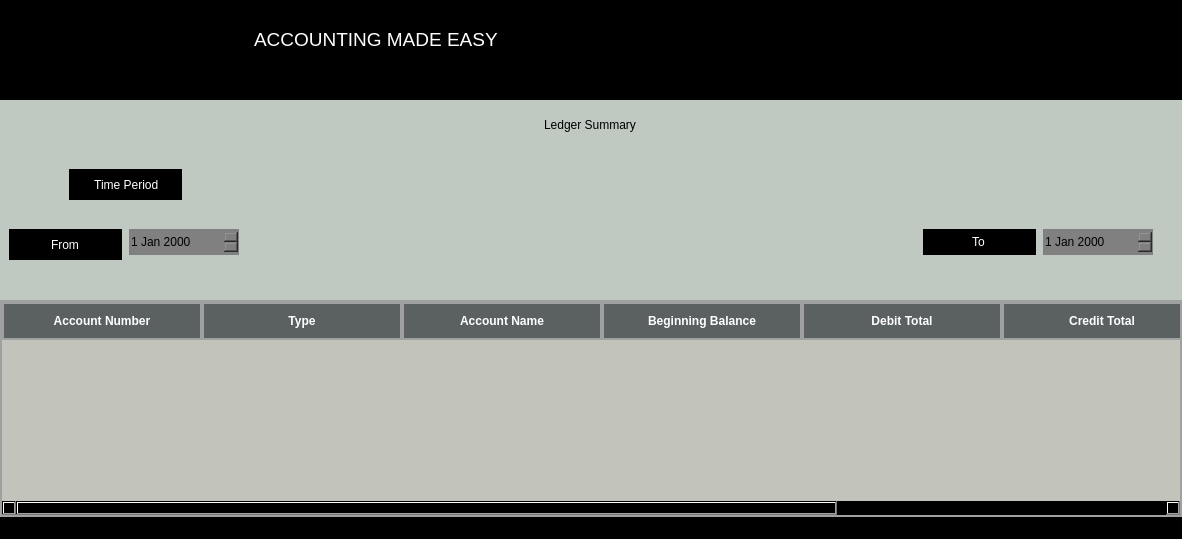
SujalMainali/Ledger-Logic, file ledgersummary.ui: the form before one commit.
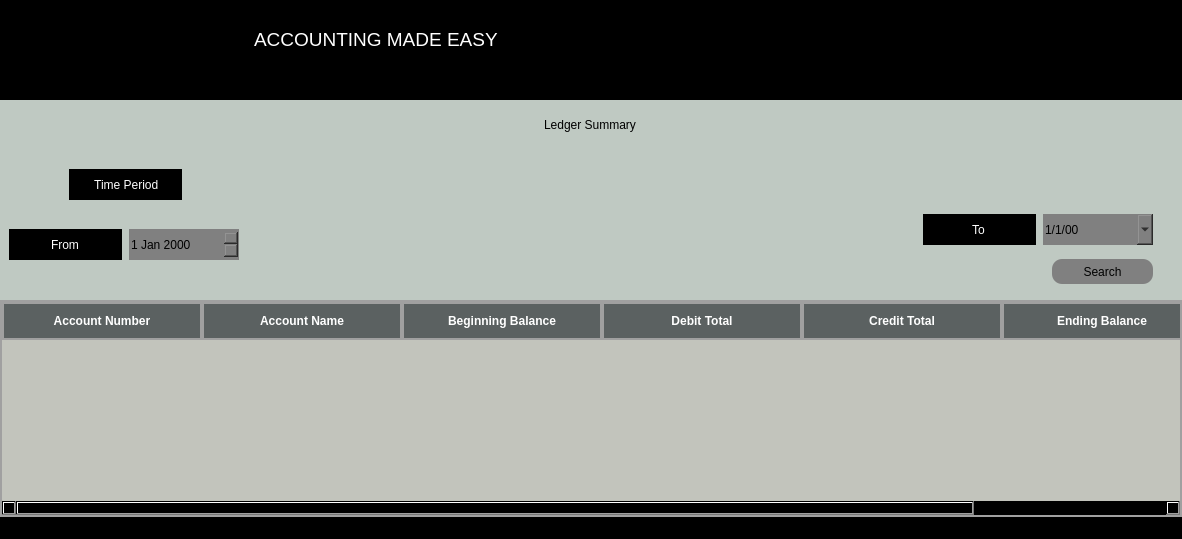
The form after the commit. Icons and pictures are not drawn.

The edit to the form file:
```diff
--- a/ledgersummary.ui
+++ b/ledgersummary.ui
@@ -245,7 +245,7 @@
             <x>120</x>
             <y>70</y>
             <width>110</width>
-            <height>26</height>
+            <height>31</height>
            </rect>
           </property>
           <property name="styleSheet">
@@ -272,9 +272,9 @@
           <property name="geometry">
            <rect>
             <x>0</x>
-            <y>70</y>
+            <y>55</y>
             <width>113</width>
-            <height>26</height>
+            <height>31</height>
            </rect>
           </property>
           <property name="styleSheet">
@@ -293,13 +293,39 @@
           <property name="geometry">
            <rect>
             <x>120</x>
-            <y>70</y>
+            <y>55</y>
             <width>110</width>
-            <height>26</height>
+            <height>31</height>
            </rect>
           </property>
           <property name="styleSheet">
            <string notr="true">background-color:grey;</string>
+          </property>
+          <property name="displayFormat">
+           <string>M/d/yy</string>
+          </property>
+          <property name="calendarPopup">
+           <bool>true</bool>
+          </property>
+         </widget>
+         <widget class="QPushButton" name="pushButton">
+          <property name="geometry">
+           <rect>
+            <x>129</x>
+            <y>100</y>
+            <width>101</width>
+            <height>25</height>
+           </rect>
+          </property>
+          <property name="cursor">
+           <cursorShape>PointingHandCursor</cursorShape>
+          </property>
+          <property name="styleSheet">
+           <string notr="true">background-color:grey;
+border-radius:10px;</string>
+          </property>
+          <property name="text">
+           <string>Search</string>
           </property>
          </widget>
         </widget>
@@ -375,11 +401,6 @@
         <string>Account Number</string>
        </property>
       </column>
-      <column>
-       <property name="text">
-        <string>Type</string>
-       </property>
-      </column>
       <column>
        <property name="text">
         <string>Account Name</string>
```
